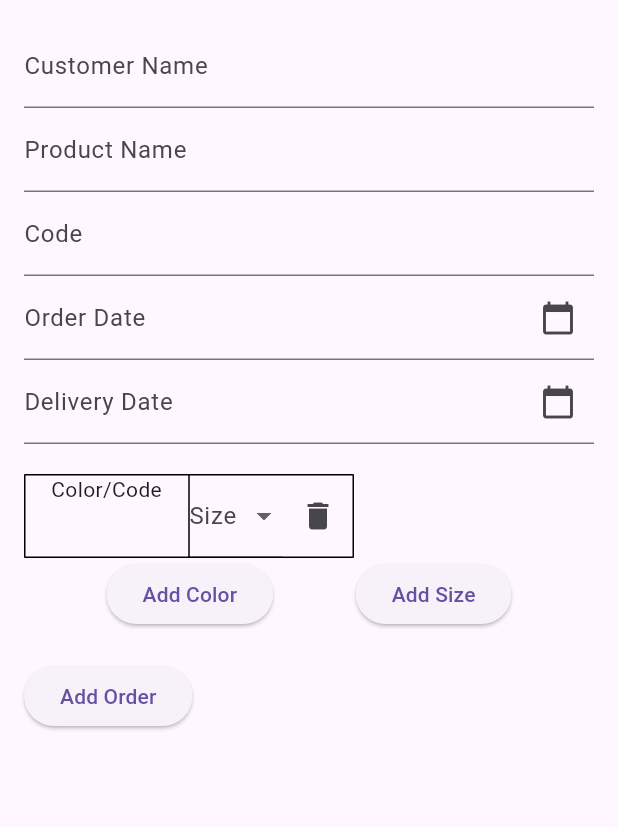
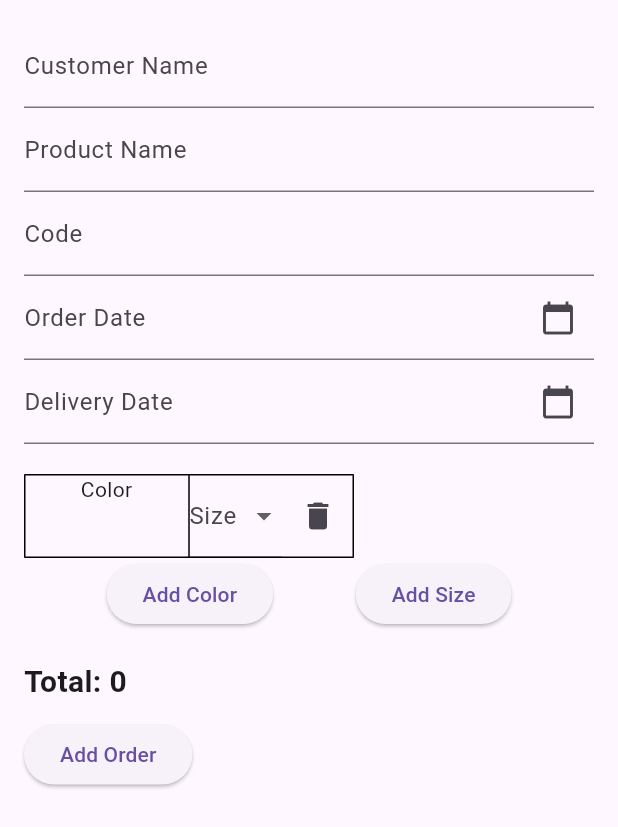
Before and after one commit to BibekNeupanee/Factory, a Flutter app: the AddOrderPage widget shown alone on an empty page, opened directly, after a tap on "Add Color", after a tap on the "delete" icon, after a tap on "Add Size", on a phone screen of 412 x 824 dp. Shown: the top 827 px of the screen. Run offline on Flutter 3.47's test engine with Material 3 defaults, Android fonts, the phone set to English and light mode, and no system bars; our stand-ins replace shared_preferences; accounts and stored records are empty.

Commit message:
added some changes and some features in add_order.dart

```diff
--- a/lib/add_order.dart
+++ b/lib/add_order.dart
@@ -34,11 +34,16 @@ class _AddOrderPageState extends State<AddOrderPage> {
 
   final _formKey = GlobalKey<FormState>();
 
+  int _totalQuantity = 0;
+
   void _addNewColor() {
     setState(() {
       _colors.add('');
-      _quantities.add(
-          {for (var size in _selectedSizes) size: TextEditingController()});
+      _quantities.add({
+        for (var size in _selectedSizes)
+          size: TextEditingController()
+            ..addListener(() => _updateTotalQuantity())
+      });
     });
   }
 
@@ -46,7 +51,8 @@ class _AddOrderPageState extends State<AddOrderPage> {
     setState(() {
       _selectedSizes.add('');
       for (var quantity in _quantities) {
-        quantity[_selectedSizes.last] = TextEditingController();
+        quantity[_selectedSizes.last] = TextEditingController()
+          ..addListener(() => _updateTotalQuantity());
       }
     });
   }
@@ -55,6 +61,7 @@ class _AddOrderPageState extends State<AddOrderPage> {
     setState(() {
       _colors.removeAt(index);
       _quantities.removeAt(index);
+      _updateTotalQuantity();
     });
   }
 
@@ -65,6 +72,7 @@ class _AddOrderPageState extends State<AddOrderPage> {
       for (var quantity in _quantities) {
         quantity.remove(sizeToRemove);
       }
+      _updateTotalQuantity();
     });
   }
 
@@ -100,8 +108,21 @@ class _AddOrderPageState extends State<AddOrderPage> {
         _colors.clear();
         _selectedSizes.clear();
         _quantities.clear();
+        _totalQuantity = 0;
       });
     }
+  }
+
+  void _updateTotalQuantity() {
+    int total = 0;
+    for (var quantity in _quantities) {
+      for (var controller in quantity.values) {
+        total += int.tryParse(controller.text) ?? 0;
+      }
+    }
+    setState(() {
+      _totalQuantity = total;
+    });
   }
 
   Future<void> _selectDate(
@@ -205,7 +226,7 @@ class _AddOrderPageState extends State<AddOrderPage> {
                   children: [
                     TableRow(
                       children: [
-                        TableCell(child: Center(child: Text('Color/Code'))),
+                        TableCell(child: Center(child: Text('Color'))),
                         ..._selectedSizes.asMap().entries.map((entry) {
                           int index = entry.key;
                           String size = entry.value;
@@ -229,7 +250,9 @@ class _AddOrderPageState extends State<AddOrderPage> {
                                         // Update quantities map with new size
                                         for (var quantity in _quantities) {
                                           quantity[newValue] =
-                                              TextEditingController();
+                                              TextEditingController()
+                                                ..addListener(() =>
+                                                    _updateTotalQuantity());
                                         }
                                       });
                                     },
@@ -284,8 +307,8 @@ class _AddOrderPageState extends State<AddOrderPage> {
                           ),
                           ..._selectedSizes.map((size) {
                             if (!_quantities[index].containsKey(size)) {
-                              _quantities[index][size] =
-                                  TextEditingController();
+                              _quantities[index][size] = TextEditingController()
+                                ..addListener(() => _updateTotalQuantity());
                             }
                             return TableCell(
                               child: TextFormField(
@@ -327,6 +350,11 @@ class _AddOrderPageState extends State<AddOrderPage> {
               ],
             ),
             SizedBox(height: 20),
+            Text(
+              'Total: $_totalQuantity',
+              style: TextStyle(fontSize: 20, fontWeight: FontWeight.bold),
+            ),
+            SizedBox(height: 10),
             ElevatedButton(
               onPressed: _addOrder,
               child: Text('Add Order'),
```
